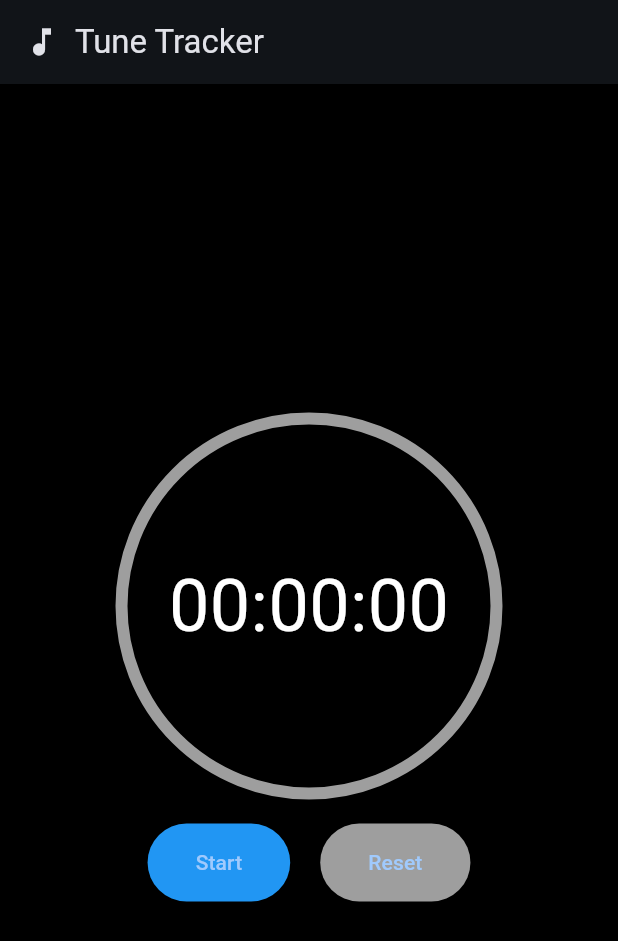
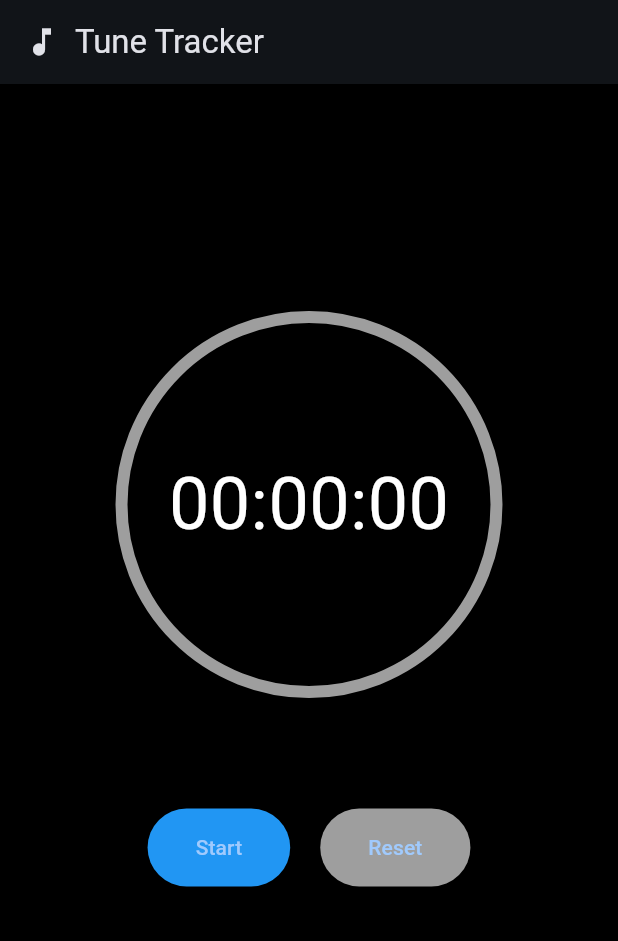
Before and after one commit to youej/Tune-Tracker, a Flutter app: the screen it shows after launch, on a phone screen of 412 x 824 dp. Shown: the top 941 px of the screen. Run offline on Flutter 3.47's test engine with Material 3 defaults, Android fonts, the phone set to English and light mode, and no system bars.

Commit message:
Timer design

```diff
--- a/lib/main.dart
+++ b/lib/main.dart
@@ -88,7 +88,9 @@ class _MyHomePageState extends State<MyHomePage> with TickerProviderStateMixin {
       body: Center(
         child: Column(
           mainAxisAlignment: MainAxisAlignment.center,
+          crossAxisAlignment: CrossAxisAlignment.stretch,
           children: <Widget>[
+            const Spacer(flex: 2),
             Stack(
               alignment: Alignment.center,
               children: [
@@ -108,7 +110,7 @@ class _MyHomePageState extends State<MyHomePage> with TickerProviderStateMixin {
                 ),
               ],
             ),
-            const SizedBox(height: 20),
+            const Spacer(flex: 1),
             Row(
               mainAxisAlignment: MainAxisAlignment.center,
               children: [
@@ -131,6 +133,7 @@ class _MyHomePageState extends State<MyHomePage> with TickerProviderStateMixin {
                 ),
               ],
             ),
+            const Spacer(flex: 3),
           ],
         ),
       ),
```
